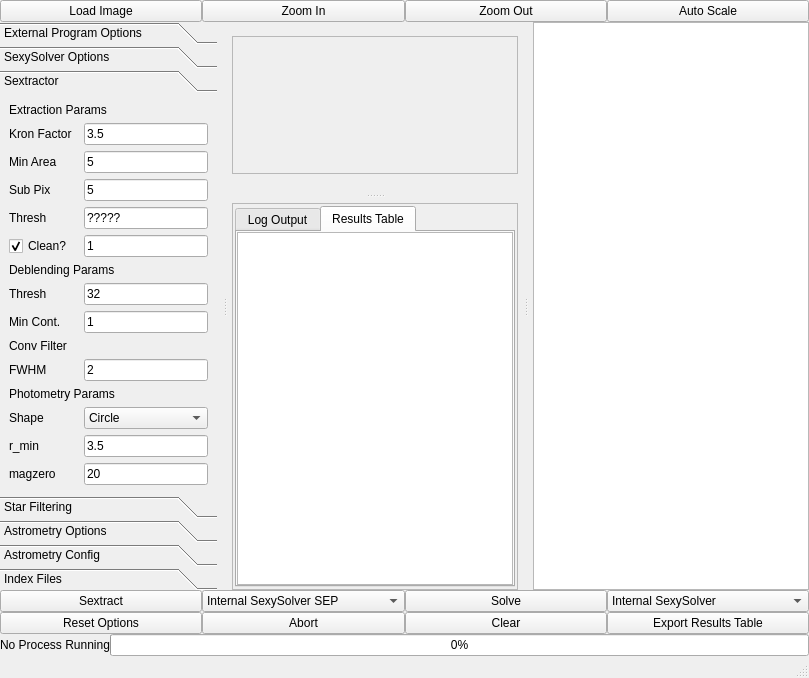
Old version of the form mainwindow.ui in the repository rlancaste/stellarsolver.
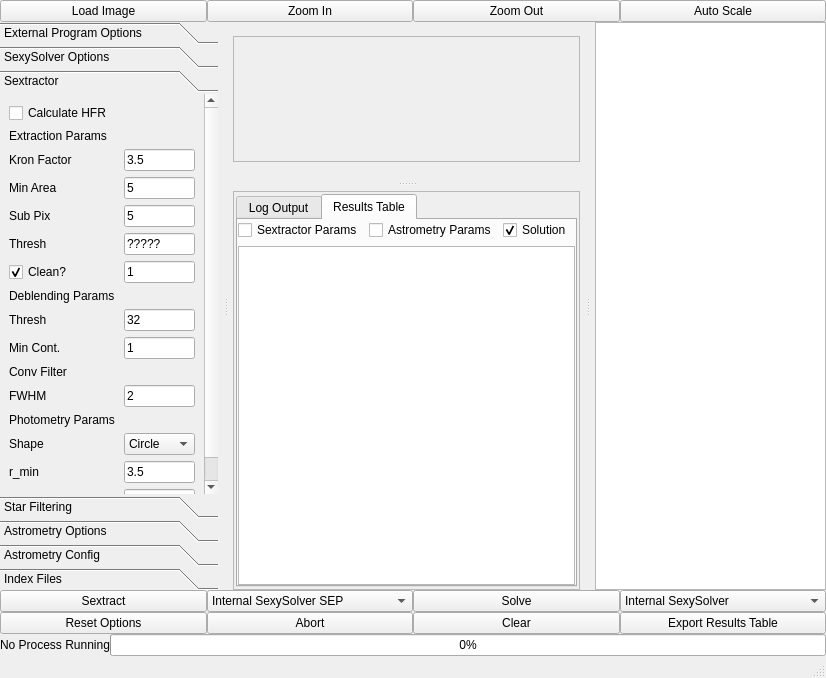
New version of the form. The open tabs and pages were chosen to show the change. Custom widgets are drawn as their Qt base class.

The edit to the form file:
```diff
--- a/mainwindow.ui
+++ b/mainwindow.ui
@@ -6,7 +6,7 @@
    <rect>
     <x>0</x>
     <y>0</y>
-    <width>809</width>
+    <width>826</width>
     <height>678</height>
    </rect>
   </property>
@@ -286,50 +286,7 @@
          <string>SexySolver Options</string>
         </attribute>
         <layout class="QGridLayout" name="gridLayout_10">
-         <item row="5" column="0" colspan="3">
-          <widget class="QCheckBox" name="showFluxInfo">
-           <property name="text">
-            <string>Show Flux Info</string>
-           </property>
-           <property name="checked">
-            <bool>false</bool>
-           </property>
-          </widget>
-         </item>
-         <item row="9" column="0" colspan="3">
-          <widget class="QCheckBox" name="showSextractorParams">
-           <property name="text">
-            <string>Show Sextractor Parameters</string>
-           </property>
-           <property name="checked">
-            <bool>false</bool>
-           </property>
-          </widget>
-         </item>
-         <item row="10" column="0" colspan="3">
-          <widget class="QCheckBox" name="showAstrometryParams">
-           <property name="text">
-            <string>Show Astrometry Parameters</string>
-           </property>
-           <property name="checked">
-            <bool>false</bool>
-           </property>
-          </widget>
-         </item>
-         <item row="13" column="0">
-          <spacer name="verticalSpacer">
-           <property name="orientation">
-            <enum>Qt::Vertical</enum>
-           </property>
-           <property name="sizeHint" stdset="0">
-            <size>
-             <width>20</width>
-             <height>40</height>
-            </size>
-           </property>
-          </spacer>
-         </item>
-         <item row="0" column="0" colspan="3">
+         <item row="0" column="0" colspan="2">
           <widget class="QLabel" name="label_49">
            <property name="sizePolicy">
             <sizepolicy hsizetype="Preferred" vsizetype="Preferred">
@@ -361,36 +318,6 @@
            </property>
           </widget>
          </item>
-         <item row="11" column="0" colspan="3">
-          <widget class="QCheckBox" name="showSolutionDetails">
-           <property name="text">
-            <string>Show Solution Details</string>
-           </property>
-           <property name="checked">
-            <bool>true</bool>
-           </property>
-          </widget>
-         </item>
-         <item row="1" column="0">
-          <widget class="QCheckBox" name="showStars">
-           <property name="text">
-            <string>ShowStars</string>
-           </property>
-           <property name="checked">
-            <bool>true</bool>
-           </property>
-          </widget>
-         </item>
-         <item row="6" column="0" colspan="3">
-          <widget class="QCheckBox" name="showStarShapeInfo">
-           <property name="text">
-            <string>Show Star a, b, θ</string>
-           </property>
-           <property name="checked">
-            <bool>false</bool>
-           </property>
-          </widget>
-         </item>
          <item row="2" column="0">
           <widget class="QComboBox" name="starOptions">
            <item>
@@ -431,16 +358,6 @@
            </property>
           </widget>
          </item>
-         <item row="3" column="0">
-          <widget class="QCheckBox" name="calculateHFR">
-           <property name="text">
-            <string>Calculate HFR</string>
-           </property>
-           <property name="checked">
-            <bool>false</bool>
-           </property>
-          </widget>
-         </item>
         </layout>
        </widget>
        <widget class="QWidget" name="Sextractor">
@@ -448,15 +365,15 @@
          <rect>
           <x>0</x>
           <y>0</y>
-          <width>225</width>
-          <height>474</height>
+          <width>217</width>
+          <height>497</height>
          </rect>
         </property>
         <attribute name="label">
          <string>Sextractor</string>
         </attribute>
         <layout class="QGridLayout" name="gridLayout_8">
-         <item row="5" column="1">
+         <item row="6" column="1">
           <widget class="QCheckBox" name="cleanCheckBox">
            <property name="text">
             <string>Clean?</string>
@@ -466,155 +383,167 @@
            </property>
           </widget>
          </item>
-         <item row="13" column="3">
-          <widget class="QComboBox" name="apertureShape">
-           <property name="currentIndex">
-            <number>1</number>
+         <item row="17" column="3">
+          <spacer name="verticalSpacer_4">
+           <property name="orientation">
+            <enum>Qt::Vertical</enum>
            </property>
-           <item>
-            <property name="text">
-             <string>Auto</string>
-            </property>
-           </item>
-           <item>
-            <property name="text">
-             <string>Circle</string>
-            </property>
-           </item>
-           <item>
-            <property name="text">
-             <string>Ellipse</string>
-            </property>
-           </item>
-          </widget>
-         </item>
-         <item row="11" column="3">
-          <widget class="QLineEdit" name="fwhm">
-           <property name="text">
-            <string>2</string>
+           <property name="sizeHint" stdset="0">
+            <size>
+             <width>20</width>
+             <height>40</height>
+            </size>
            </property>
-          </widget>
+          </spacer>
          </item>
-         <item row="2" column="1">
-          <widget class="QLabel" name="label_21">
-           <property name="text">
-            <string>Min Area</string>
-           </property>
-          </widget>
-         </item>
-         <item row="9" column="1">
-          <widget class="QLabel" name="label_19">
-           <property name="text">
-            <string>Min Cont.</string>
-           </property>
-          </widget>
-         </item>
-         <item row="3" column="3">
-          <widget class="QLineEdit" name="subpix">
-           <property name="text">
-            <string>5</string>
-           </property>
-          </widget>
-         </item>
-         <item row="5" column="3">
-          <widget class="QLineEdit" name="clean_param">
-           <property name="text">
-            <string>1</string>
-           </property>
-          </widget>
-         </item>
-         <item row="15" column="3">
+         <item row="16" column="3">
           <widget class="QLineEdit" name="magzero">
            <property name="text">
             <string>20</string>
            </property>
           </widget>
          </item>
-         <item row="0" column="1" colspan="3">
-          <widget class="QLabel" name="label_38">
-           <property name="sizePolicy">
-            <sizepolicy hsizetype="Preferred" vsizetype="Preferred">
-             <horstretch>0</horstretch>
-             <verstretch>0</verstretch>
-            </sizepolicy>
-           </property>
-           <property name="text">
-            <string>Extraction Params</string>
-           </property>
-          </widget>
-         </item>
-         <item row="1" column="3">
-          <widget class="QLineEdit" name="kron_fact">
-           <property name="text">
-            <string>3.5</string>
-           </property>
-          </widget>
-         </item>
-         <item row="13" column="1">
-          <widget class="QLabel" name="label_12">
-           <property name="text">
-            <string>Shape</string>
-           </property>
-          </widget>
-         </item>
-         <item row="4" column="1">
-          <widget class="QLabel" name="label_17">
-           <property name="text">
-            <string>Thresh</string>
-           </property>
-          </widget>
-         </item>
-         <item row="11" column="1">
+         <item row="12" column="1">
           <widget class="QLabel" name="label_23">
            <property name="text">
             <string>FWHM</string>
            </property>
           </widget>
          </item>
-         <item row="15" column="1">
+         <item row="6" column="3">
+          <widget class="QLineEdit" name="clean_param">
+           <property name="text">
+            <string>1</string>
+           </property>
+          </widget>
+         </item>
+         <item row="11" column="1" colspan="3">
+          <widget class="QLabel" name="label_22">
+           <property name="sizePolicy">
+            <sizepolicy hsizetype="Preferred" vsizetype="Preferred">
+             <horstretch>0</horstretch>
+             <verstretch>0</verstretch>
+            </sizepolicy>
+           </property>
+           <property name="text">
+            <string>Conv Filter</string>
+           </property>
+          </widget>
+         </item>
+         <item row="16" column="1">
           <widget class="QLabel" name="label_15">
            <property name="text">
             <string>magzero</string>
            </property>
           </widget>
          </item>
-         <item row="3" column="1">
-          <widget class="QLabel" name="label_24">
-           <property name="text">
-            <string>Sub Pix</string>
-           </property>
-          </widget>
-         </item>
-         <item row="14" column="1">
-          <widget class="QLabel" name="label_13">
-           <property name="text">
-            <string>r_min</string>
-           </property>
-          </widget>
-         </item>
-         <item row="2" column="3">
+         <item row="3" column="3">
           <widget class="QLineEdit" name="minarea">
            <property name="text">
             <string>5</string>
            </property>
           </widget>
          </item>
-         <item row="1" column="1">
+         <item row="2" column="1">
           <widget class="QLabel" name="label_25">
            <property name="text">
             <string>Kron Factor</string>
            </property>
           </widget>
          </item>
-         <item row="8" column="3">
+         <item row="13" column="1" colspan="3">
+          <widget class="QLabel" name="label_14">
+           <property name="sizePolicy">
+            <sizepolicy hsizetype="Preferred" vsizetype="Preferred">
+             <horstretch>0</horstretch>
+             <verstretch>0</verstretch>
+            </sizepolicy>
+           </property>
+           <property name="text">
+            <string>Photometry Params</string>
+           </property>
+          </widget>
+         </item>
+         <item row="4" column="1">
+          <widget class="QLabel" name="label_24">
+           <property name="text">
+            <string>Sub Pix</string>
+           </property>
+          </widget>
+         </item>
+         <item row="5" column="1">
+          <widget class="QLabel" name="label_17">
+           <property name="text">
+            <string>Thresh</string>
+           </property>
+          </widget>
+         </item>
+         <item row="10" column="3">
+          <widget class="QLineEdit" name="deblend_contrast">
+           <property name="text">
+            <string>1</string>
+           </property>
+          </widget>
+         </item>
+         <item row="12" column="3">
+          <widget class="QLineEdit" name="fwhm">
+           <property name="text">
+            <string>2</string>
+           </property>
+          </widget>
+         </item>
+         <item row="9" column="1">
+          <widget class="QLabel" name="label_18">
+           <property name="text">
+            <string>Thresh</string>
+           </property>
+          </widget>
+         </item>
+         <item row="15" column="3">
+          <widget class="QLineEdit" name="r_min">
+           <property name="text">
+            <string>3.5</string>
+           </property>
+          </widget>
+         </item>
+         <item row="2" column="3">
+          <widget class="QLineEdit" name="kron_fact">
+           <property name="text">
+            <string>3.5</string>
+           </property>
+          </widget>
+         </item>
+         <item row="14" column="3">
+          <widget class="QComboBox" name="apertureShape">
+           <property name="currentIndex">
+            <number>1</number>
+           </property>
+           <item>
+            <property name="text">
+             <string>Auto</string>
+            </property>
+           </item>
+           <item>
+            <property name="text">
+             <string>Circle</string>
+            </property>
+           </item>
+           <item>
+            <property name="text">
+             <string>Ellipse</string>
+            </property>
+           </item>
+          </widget>
+         </item>
+         <item row="9" column="3">
           <widget class="QLineEdit" name="deblend_thresh">
            <property name="text">
             <string>32</string>
            </property>
           </widget>
          </item>
-         <item row="10" column="1" colspan="3">
-          <widget class="QLabel" name="label_22">
+         <item row="1" column="1" colspan="3">
+          <widget class="QLabel" name="label_38">
            <property name="sizePolicy">
             <sizepolicy hsizetype="Preferred" vsizetype="Preferred">
              <horstretch>0</horstretch>
@@ -622,70 +551,68 @@
             </sizepolicy>
            </property>
            <property name="text">
-            <string>Conv Filter</string>
+            <string>Extraction Params</string>
            </property>
           </widget>
          </item>
-         <item row="9" column="3">
-          <widget class="QLineEdit" name="deblend_contrast">
+         <item row="3" column="1">
+          <widget class="QLabel" name="label_21">
            <property name="text">
-            <string>1</string>
+            <string>Min Area</string>
            </property>
           </widget>
          </item>
-         <item row="4" column="3">
+         <item row="15" column="1">
+          <widget class="QLabel" name="label_13">
+           <property name="text">
+            <string>r_min</string>
+           </property>
+          </widget>
+         </item>
+         <item row="10" column="1">
+          <widget class="QLabel" name="label_19">
+           <property name="text">
+            <string>Min Cont.</string>
+           </property>
+          </widget>
+         </item>
+         <item row="5" column="3">
           <widget class="QLineEdit" name="detect_thresh">
            <property name="text">
             <string>?????</string>
            </property>
           </widget>
          </item>
-         <item row="7" column="1" colspan="3">
+         <item row="8" column="1" colspan="3">
           <widget class="QLabel" name="label_20">
            <property name="text">
             <string>Deblending Params</string>
            </property>
           </widget>
          </item>
-         <item row="8" column="1">
-          <widget class="QLabel" name="label_18">
+         <item row="4" column="3">
+          <widget class="QLineEdit" name="subpix">
            <property name="text">
-            <string>Thresh</string>
+            <string>5</string>
            </property>
           </widget>
          </item>
-         <item row="12" column="1" colspan="3">
-          <widget class="QLabel" name="label_14">
-           <property name="sizePolicy">
-            <sizepolicy hsizetype="Preferred" vsizetype="Preferred">
-             <horstretch>0</horstretch>
-             <verstretch>0</verstretch>
-            </sizepolicy>
-           </property>
+         <item row="14" column="1">
+          <widget class="QLabel" name="label_12">
            <property name="text">
-            <string>Photometry Params</string>
+            <string>Shape</string>
            </property>
           </widget>
          </item>
-         <item row="14" column="3">
-          <widget class="QLineEdit" name="r_min">
+         <item row="0" column="1">
+          <widget class="QCheckBox" name="calculateHFR">
            <property name="text">
-            <string>3.5</string>
+            <string>Calculate HFR</string>
            </property>
-          </widget>
-         </item>
-         <item row="16" column="3">
-          <spacer name="verticalSpacer_4">
-           <property name="orientation">
-            <enum>Qt::Vertical</enum>
+           <property name="checked">
+            <bool>false</bool>
            </property>
-           <property name="sizeHint" stdset="0">
-            <size>
-             <width>20</width>
-             <height>40</height>
-            </size>
-           </property>
-          </spacer>
+          </widget>
          </item>
         </layout>
        </widget>
@@ -1294,8 +1221,8 @@
              <rect>
               <x>0</x>
               <y>0</y>
-              <width>279</width>
-              <height>125</height>
+              <width>387</width>
+              <height>87</height>
              </rect>
             </property>
             <layout class="QGridLayout" name="gridLayout_2">
@@ -1355,8 +1282,8 @@
           <rect>
            <x>0</x>
            <y>0</y>
-           <width>281</width>
-           <height>337</height>
+           <width>389</width>
+           <height>300</height>
           </rect>
          </property>
          <property name="sizePolicy">
@@ -1422,7 +1349,7 @@
               <property name="bottomMargin">
                <number>0</number>
               </property>
-              <item row="0" column="0">
+              <item row="4" column="0">
                <widget class="QTableWidget" name="resultsTable">
                 <property name="editTriggers">
                  <set>QAbstractItemView::NoEditTriggers</set>
@@ -1432,6 +1359,56 @@
                 </property>
                </widget>
               </item>
+              <item row="0" column="0">
+               <layout class="QHBoxLayout" name="horizontalLayout_3">
+                <property name="topMargin">
+                 <number>0</number>
+                </property>
+                <item>
+                 <widget class="QCheckBox" name="showSextractorParams">
+                  <property name="text">
+                   <string>Sextractor Params</string>
+                  </property>
+                  <property name="checked">
+                   <bool>false</bool>
+                  </property>
+                 </widget>
+                </item>
+                <item>
+                 <widget class="QCheckBox" name="showAstrometryParams">
+                  <property name="text">
+                   <string>Astrometry Params</string>
+                  </property>
+                  <property name="checked">
+                   <bool>false</bool>
+                  </property>
+                 </widget>
+                </item>
+                <item>
+                 <widget class="QCheckBox" name="showSolutionDetails">
+                  <property name="text">
+                   <string>Solution</string>
+                  </property>
+                  <property name="checked">
+                   <bool>true</bool>
+                  </property>
+                 </widget>
+                </item>
+                <item>
+                 <spacer name="horizontalSpacer">
+                  <property name="orientation">
+                   <enum>Qt::Horizontal</enum>
+                  </property>
+                  <property name="sizeHint" stdset="0">
+                   <size>
+                    <width>40</width>
+                    <height>20</height>
+                   </size>
+                  </property>
+                 </spacer>
+                </item>
+               </layout>
+              </item>
              </layout>
             </widget>
            </widget>
```
Left out of the diff: 75 changed lines with no effect on the pictures.
